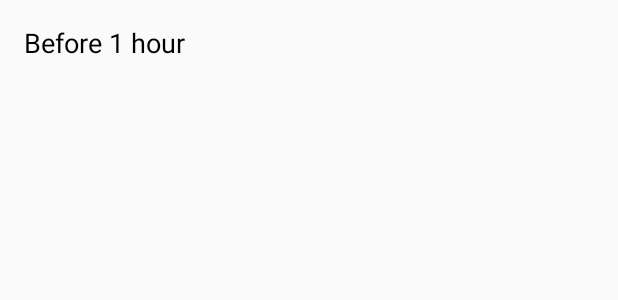
After one commit to kaustubh98/Plant-and-soil-monitoring-system, an Android app: the layout parameter_list.xml on its own in the app's theme, with its tools: preview values and no code run, on a phone screen of 412 x 824 dp. The commit adds this screen. Shown: the top 300 px of the screen. Run offline under Robolectric (Android 15) with nearby library versions, the phone set to English and light mode, and no system bars.

Commit message:
Enabled displaying past data as well

```diff
--- /dev/null
+++ b/app/src/main/res/layout/parameter_list.xml
@@ -0,0 +1,23 @@
+<?xml version="1.0" encoding="utf-8"?>
+<LinearLayout xmlns:android="http://schemas.android.com/apk/res/android"
+    android:layout_width="match_parent"
+    android:layout_height="match_parent"
+    android:padding="@dimen/padding_layout"
+    android:orientation="horizontal">
+
+    <TextView
+        android:id="@+id/time"
+        android:layout_width="wrap_content"
+        android:layout_height="wrap_content"
+        android:layout_weight="1"
+        android:text="Before 1 hour"
+        android:textColor="#000000"
+        android:textSize="18sp" />
+
+    <TextView
+        android:id="@+id/value"
+        android:layout_width="wrap_content"
+        android:layout_height="wrap_content"
+        android:layout_weight="1"
+        android:textSize="18sp" />
+</LinearLayout>
```
Also changed, not shown: app/src/main/java/com/example/plantmonitoringsystem/MainActivity.java (+10 -5 lines), app/src/main/java/com/example/plantmonitoringsystem/ParameterList.java (+19 -2 lines), app/src/main/java/com/example/plantmonitoringsystem/SupportClasses/ParameterListAdapter.java (added, +48 -0 lines), app/src/main/res/layout/activity_parameter_list.xml (+7 -2 lines).
